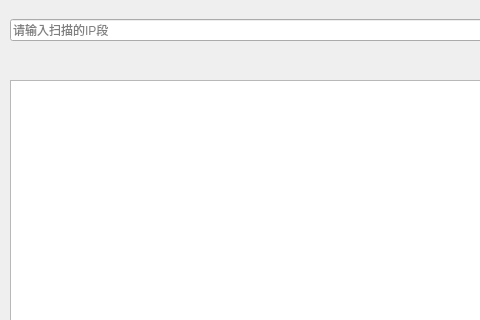
The window that mainwindowui.ui (bingwin/TSCtrol) describes before a commit, drawn with Qt 5; both pictures show x 0 to 480 and y 0 to 320 of the 893 by 906 pixel window.
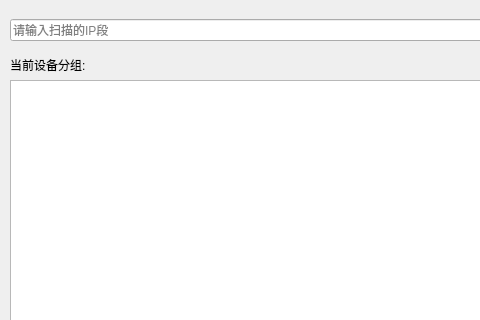
The same window after the commit.

Patch:
```diff
--- a/mainwindowui.ui
+++ b/mainwindowui.ui
@@ -174,6 +174,19 @@
      </rect>
     </property>
    </widget>
+   <widget class="QLabel" name="labelGroupName">
+    <property name="geometry">
+     <rect>
+      <x>10</x>
+      <y>40</y>
+      <width>221</width>
+      <height>49</height>
+     </rect>
+    </property>
+    <property name="text">
+     <string>当前设备分组:</string>
+    </property>
+   </widget>
   </widget>
   <widget class="QMenuBar" name="menubar">
    <property name="geometry">
```
